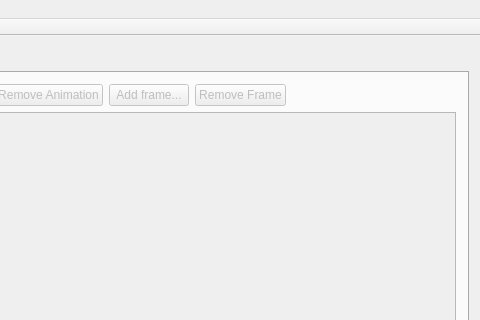
lvklabs/sprite-animator-tool, file mainwindow.ui: the form before one commit; both pictures show x 383 to 863 and y 0 to 320 of the 863 by 526 pixel window.
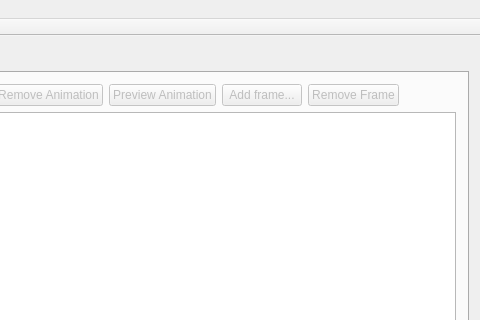
The form after the commit. Icons and pictures are not drawn.

Commit message: Created Preview button for animation preview and added QGraphicsView Widget to display the preview. Created lvkframegraphicsgroup to contain all frame for the aplication.

```diff
--- a/mainwindow.ui
+++ b/mainwindow.ui
@@ -454,7 +454,7 @@
           </property>
          </widget>
         </item>
-        <item row="0" column="3">
+        <item row="0" column="4">
          <widget class="QPushButton" name="addAframeButton">
           <property name="enabled">
            <bool>false</bool>
@@ -464,17 +464,17 @@
           </property>
          </widget>
         </item>
-        <item row="0" column="4">
-         <widget class="QPushButton" name="removeAframeButton">
-          <property name="enabled">
-           <bool>false</bool>
-          </property>
-          <property name="text">
-           <string>Remove Frame</string>
-          </property>
-         </widget>
-        </item>
         <item row="0" column="5">
+         <widget class="QPushButton" name="removeAframeButton">
+          <property name="enabled">
+           <bool>false</bool>
+          </property>
+          <property name="text">
+           <string>Remove Frame</string>
+          </property>
+         </widget>
+        </item>
+        <item row="0" column="6">
          <spacer name="horizontalSpacer_4">
           <property name="orientation">
            <enum>Qt::Horizontal</enum>
@@ -487,6 +487,19 @@
           </property>
          </spacer>
         </item>
+        <item row="1" column="1" rowspan="3" colspan="6">
+         <widget class="QGraphicsView" name="animationGraphicsView"/>
+        </item>
+        <item row="0" column="3">
+         <widget class="QPushButton" name="previewAniButton">
+          <property name="enabled">
+           <bool>false</bool>
+          </property>
+          <property name="text">
+           <string>Preview Animation</string>
+          </property>
+         </widget>
+        </item>
        </layout>
       </widget>
      </widget>
```
Left out of the diff: 24 changed lines with no effect on the pictures. The commit also changes 6 other files.
